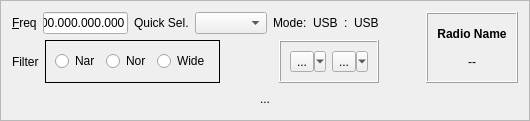
Qt form mqt/MqtLogger/rigcontrolframe.ui (zsteva/backup-minos2) before a commit.
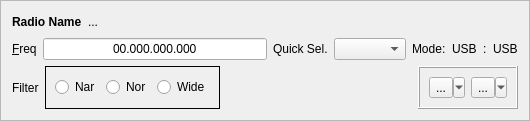
The same form after that commit. Custom widgets are drawn as their Qt base class.

```diff
--- a/mqt/MqtLogger/rigcontrolframe.ui
+++ b/mqt/MqtLogger/rigcontrolframe.ui
@@ -27,7 +27,48 @@
   </property>
   <layout class="QVBoxLayout" name="verticalLayout_2">
    <item>
-    <layout class="QHBoxLayout" name="horizontalLayout_7">
+    <layout class="QHBoxLayout" name="horizontalLayout_8">
+     <item>
+      <widget class="QLabel" name="radioName">
+       <property name="font">
+        <font>
+         <weight>75</weight>
+         <bold>true</bold>
+        </font>
+       </property>
+       <property name="text">
+        <string>Radio Name</string>
+       </property>
+       <property name="alignment">
+        <set>Qt::AlignLeading|Qt::AlignLeft|Qt::AlignVCenter</set>
+       </property>
+      </widget>
+     </item>
+     <item>
+      <widget class="QLabel" name="rigState">
+       <property name="text">
+        <string>...</string>
+       </property>
+       <property name="alignment">
+        <set>Qt::AlignLeading|Qt::AlignLeft|Qt::AlignVCenter</set>
+       </property>
+      </widget>
+     </item>
+     <item>
+      <spacer name="horizontalSpacer_2">
+       <property name="orientation">
+        <enum>Qt::Horizontal</enum>
+       </property>
+       <property name="sizeHint" stdset="0">
+        <size>
+         <width>40</width>
+         <height>20</height>
+        </size>
+       </property>
+      </spacer>
+     </item>
+    </layout>
+   </item>
      <item>
       <layout class="QVBoxLayout" name="verticalLayout">
        <item>
@@ -212,69 +253,6 @@
         </layout>
        </item>
       </layout>
-     </item>
-     <item>
-      <spacer name="horizontalSpacer_3">
-       <property name="orientation">
-        <enum>Qt::Horizontal</enum>
-       </property>
-       <property name="sizeHint" stdset="0">
-        <size>
-         <width>64</width>
-         <height>20</height>
-        </size>
-       </property>
-      </spacer>
-     </item>
-     <item>
-      <widget class="QFrame" name="frame">
-       <property name="frameShape">
-        <enum>QFrame::Box</enum>
-       </property>
-       <property name="frameShadow">
-        <enum>QFrame::Raised</enum>
-       </property>
-       <layout class="QVBoxLayout" name="verticalLayout_3">
-        <item>
-         <widget class="QLabel" name="radioName">
-          <property name="font">
-           <font>
-            <weight>75</weight>
-            <bold>true</bold>
-           </font>
-          </property>
-          <property name="text">
-           <string>Radio Name</string>
-          </property>
-          <property name="alignment">
-           <set>Qt::AlignCenter</set>
-          </property>
-         </widget>
-        </item>
-        <item>
-         <widget class="QLabel" name="radioNamespacelbl">
-          <property name="text">
-           <string>--</string>
-          </property>
-          <property name="alignment">
-           <set>Qt::AlignCenter</set>
-          </property>
-         </widget>
-        </item>
-       </layout>
-      </widget>
-     </item>
-    </layout>
-   </item>
-   <item>
-    <widget class="QLabel" name="rigState">
-     <property name="text">
-      <string>...</string>
-     </property>
-     <property name="alignment">
-      <set>Qt::AlignCenter</set>
-     </property>
-    </widget>
    </item>
   </layout>
  </widget>
```
Lines whose indentation alone changed are shown as unchanged.
